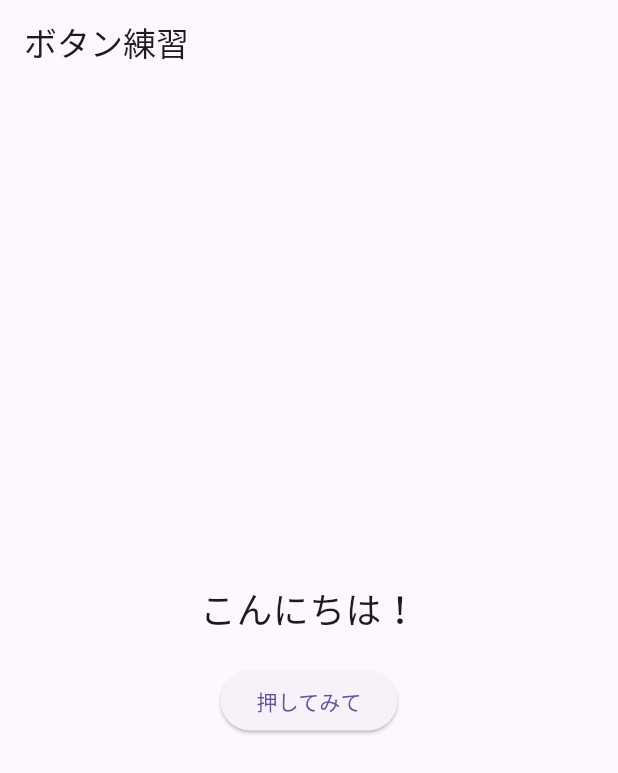
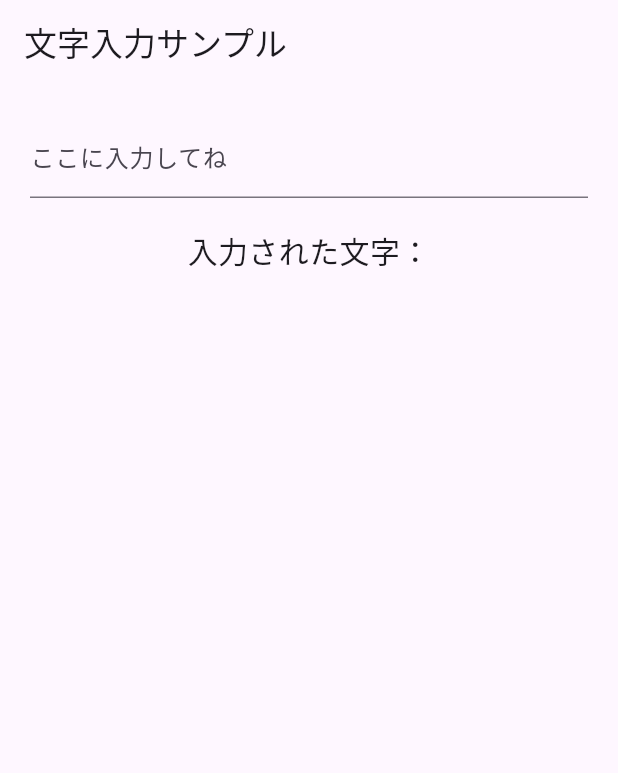
Before and after one commit to wsmeguro/morning_iphone_practice, a Flutter app: the screen it shows after launch, on a phone screen of 412 x 824 dp. Shown: the top 773 px of the screen. Run offline on Flutter 3.47's test engine with Material 3 defaults, Android fonts, the phone set to English and light mode, and no system bars.

Commit message:
input_sample追加

```diff
--- /dev/null
+++ b/lib/beginner1/input_sample.dart
@@ -0,0 +1,47 @@
+import 'package:flutter/material.dart';
+
+class InputSample extends StatefulWidget {
+  @override
+  _InputSampleState createState() => _InputSampleState();
+}
+
+class _InputSampleState extends State<InputSample> {
+  final TextEditingController _controller = TextEditingController();
+  String _displayText = "";
+
+  @override
+  void initState() {
+    super.initState();
+    _controller.addListener(() {
+      setState(() {
+        _displayText = _controller.text;
+      });
+    });
+  }
+
+  @override
+  void dispose() {
+    _controller.dispose();
+    super.dispose();
+  }
+
+  @override
+  Widget build(BuildContext context) {
+    return Scaffold(
+      appBar: AppBar(title: Text("文字入力サンプル")),
+      body: Padding(
+        padding: const EdgeInsets.all(20.0),
+        child: Column(
+          children: [
+            TextField(
+              controller: _controller,
+              decoration: InputDecoration(labelText: "ここに入力してね"),
+            ),
+            SizedBox(height: 20),
+            Text("入力された文字：$_displayText", style: TextStyle(fontSize: 20)),
+          ],
+        ),
+      ),
+    );
+  }
+}
--- a/lib/main.dart
+++ b/lib/main.dart
@@ -1,5 +1,5 @@
 import 'package:flutter/material.dart';
-import 'beginner1/button_sample.dart'; // ← 追加
+import 'beginner1/input_sample.dart'; // ← 追加
 
 void main() {
   runApp(MyApp());
@@ -9,7 +9,7 @@ class MyApp extends StatelessWidget {
   @override
   Widget build(BuildContext context) {
     return MaterialApp(
-      home: ButtonSample(), // ← 差し替え
+      home: InputSample(), // ← 差し替え
     );
   }
 }
```
